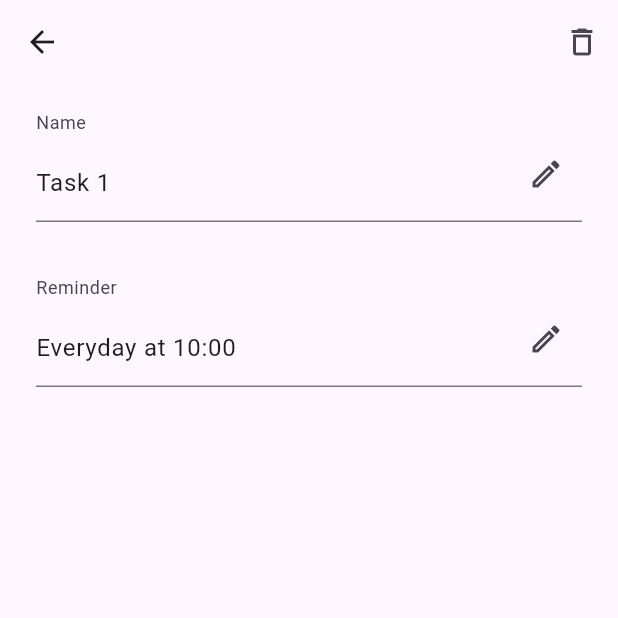
After one commit to MontyCoder0701/priorit, a Flutter app: the TaskScreen screen opened directly, after a tap on "Task 1", on a phone screen of 412 x 824 dp, the top half of it. The commit adds this screen. Run offline on Flutter 3.47's test engine with Material 3 defaults, Android fonts, the phone set to English and light mode, and no system bars.

Commit message:
feat: task 상세 페이지 레이아웃 추가

```diff
--- a/lib/task.screen.dart
+++ b/lib/task.screen.dart
@@ -1,4 +1,6 @@
 import 'package:flutter/material.dart';
+
+import 'task_detail.screen.dart';
 
 class TaskScreen extends StatefulWidget {
   const TaskScreen({super.key});
@@ -20,6 +22,16 @@ class _TaskScreenState extends State<TaskScreen> {
             Expanded(
               child: ListView.separated(
                 itemBuilder: (BuildContext context, int index) => Card.outlined(
+                  child: GestureDetector(
+                    behavior: HitTestBehavior.opaque,
+                    onTap: () {
+                      Navigator.push(
+                        context,
+                        MaterialPageRoute(
+                          builder: (context) => const TaskDetailScreen(),
+                        ),
+                      );
+                    },
                     child: Container(
                       padding: const EdgeInsets.symmetric(
                         horizontal: 16.0,
@@ -36,6 +48,7 @@ class _TaskScreenState extends State<TaskScreen> {
                       ),
                     ),
                   ),
+                ),
                 separatorBuilder: (BuildContext context, int index) =>
                     const SizedBox(height: 10),
                 itemCount: 10,
@@ -44,6 +57,10 @@ class _TaskScreenState extends State<TaskScreen> {
           ],
         ),
       ),
+      floatingActionButton: FloatingActionButton(
+        onPressed: () {},
+        child: const Icon(Icons.add),
+      ),
     );
   }
 }
--- /dev/null
+++ b/lib/task_detail.screen.dart
@@ -0,0 +1,64 @@
+import 'package:flutter/material.dart';
+
+class TaskDetailScreen extends StatefulWidget {
+  const TaskDetailScreen({super.key});
+
+  @override
+  State<TaskDetailScreen> createState() => _TaskDetailScreenState();
+}
+
+class _TaskDetailScreenState extends State<TaskDetailScreen> {
+  late final theme = Theme.of(context);
+
+  @override
+  Widget build(BuildContext context) {
+    return Scaffold(
+      appBar: AppBar(
+        actions: [
+          IconButton(
+            onPressed: () => print('Delete task'),
+            icon: const Icon(Icons.delete_outline),
+          ),
+        ],
+      ),
+      body: Padding(
+        padding: const EdgeInsets.symmetric(horizontal: 24.0, vertical: 12.0),
+        child: Column(
+          children: [
+            Expanded(
+              child: ListView(
+                children: [
+                  TextFormField(
+                    readOnly: true,
+                    initialValue: 'Task 1',
+                    decoration: InputDecoration(
+                      labelText: 'Name',
+                      hintText: 'Enter task name',
+                      suffix: IconButton(
+                        onPressed: () => print('Edit task'),
+                        icon: const Icon(Icons.edit_outlined),
+                      ),
+                    ),
+                  ),
+                  const SizedBox(height: 30),
+                  TextFormField(
+                    readOnly: true,
+                    initialValue: 'Everyday at 10:00',
+                    decoration: InputDecoration(
+                      labelText: 'Reminder',
+                      hintText: 'Enter task name',
+                      suffix: IconButton(
+                        onPressed: () => print('Edit task'),
+                        icon: const Icon(Icons.edit_outlined),
+                      ),
+                    ),
+                  ),
+                ],
+              ),
+            ),
+          ],
+        ),
+      ),
+    );
+  }
+}
```
Lines whose indentation alone changed are shown as unchanged.
